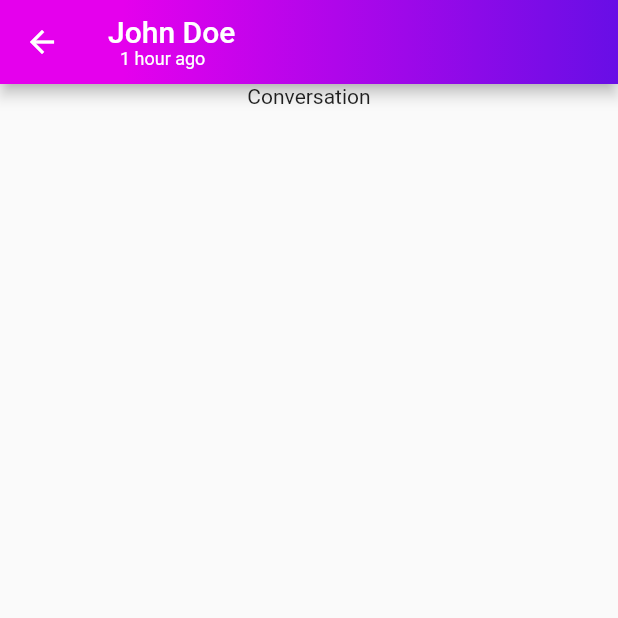
After one commit to ArthurDeveloper/whatspark, a Flutter app: the screen it shows after launch, after a tap on "Lorem", on a phone screen of 412 x 824 dp, the top half of it. The commit adds this screen. Run offline on Flutter 3.47's test engine with Material 2 defaults, Android fonts, the phone set to English and light mode, and no system bars.

Commit message:
feat: Added navigation + conversation page prototype

```diff
--- a/lib/widgets/contact.dart
+++ b/lib/widgets/contact.dart
@@ -1,4 +1,5 @@
 import 'package:flutter/material.dart';
+import 'screens/conversation.dart';
 
 class Contact extends StatelessWidget {
 	const Contact(this.name, this.email, this.phone, { Key? key }) : super(key: key);
@@ -22,6 +23,14 @@ class Contact extends StatelessWidget {
 				title: Text(name),
 				subtitle: Text(email),
 				trailing: Text(phone),
+				onTap: () {
+					Navigator.push(
+						context,
+						MaterialPageRoute(
+							builder: (context) => Conversation()
+						)
+					);
+				},
 			)
 		);
   	}
--- /dev/null
+++ b/lib/widgets/default_app_bar.dart
@@ -0,0 +1,25 @@
+import 'package:flutter/material.dart';
+import '../utilities/gradients.dart';
+
+AppBar defaultAppBar(String title, { String? subtitle }) {
+	return AppBar(
+		title: Column(
+			children: <Widget>[
+				Text(title),
+				if(subtitle != null)
+					Container(
+						margin: const EdgeInsets.only(right: 12),
+						child: Text(
+							subtitle,
+							style: const TextStyle(fontSize: 12, fontWeight: FontWeight.w400),
+						)
+					),
+			]
+		),
+		flexibleSpace: Container(
+			decoration: const BoxDecoration(
+				gradient: defaultGradient
+			)
+		)
+	);
+}
--- /dev/null
+++ b/lib/widgets/screens/conversation.dart
@@ -0,0 +1,29 @@
+import 'package:flutter/src/foundation/key.dart';
+import 'package:flutter/material.dart';
+import '../default_app_bar.dart';
+
+class Conversation extends StatefulWidget {
+	const Conversation({ Key? key }) : super(key: key);
+
+	@override
+	State<Conversation> createState() => _ConversationState();
+}
+
+class _ConversationState extends State<Conversation> {
+	String contactName = 'John Doe';
+	String lastTimeOnline = '1 hour ago';
+
+	@override
+	Widget build(BuildContext context) {
+		return Scaffold(
+			appBar: defaultAppBar(contactName, subtitle: lastTimeOnline),
+			body: Column(
+				children: const <Widget>[
+					Center(
+						child: Text('Conversation'),
+					)
+				],
+			),
+		);
+	}
+}
--- a/lib/widgets/screens/home.dart
+++ b/lib/widgets/screens/home.dart
@@ -1,6 +1,6 @@
 import 'package:flutter/material.dart';
-import '../../utilities/gradients.dart';
 import '../contact.dart';
+import '../default_app_bar.dart';
 
 class Home extends StatelessWidget {
 	Home({Key? key}) : super(key: key);
@@ -14,26 +14,19 @@ class Home extends StatelessWidget {
     const Contact('Lorem', 'ipsum@gmail.com', '1 (123) 456-7890'),
     const Contact('Lorem', 'ipsum@gmail.com', '1 (123) 456-7890'),
     const Contact('Lorem', 'ipsum@gmail.com', '1 (123) 456-7890'),
-	const Contact('Lorem', 'ipsum@gmail.com', '1 (123) 456-7890'),
-	const Contact('Lorem', 'ipsum@gmail.com', '1 (123) 456-7890'),
-	const Contact('Lorem', 'ipsum@gmail.com', '1 (123) 456-7890'),
+    const Contact('Lorem', 'ipsum@gmail.com', '1 (123) 456-7890'),
+    const Contact('Lorem', 'ipsum@gmail.com', '1 (123) 456-7890'),
+    const Contact('Lorem', 'ipsum@gmail.com', '1 (123) 456-7890'),
   ];
 
 	@override
 	Widget build(BuildContext context) {
 		return Scaffold(
-			appBar: AppBar(
-				title: const Text('WhatSpark'),
-				flexibleSpace: Container(
-					decoration: const BoxDecoration(
-						gradient: defaultGradient
-					)
-				)
-			),
+			appBar: defaultAppBar('WhatSpark'),
 			body: Center(
 				child: Column(
           			children: <Widget>[
-						Container(
+              			Container(
 							margin: const EdgeInsets.only(left: 15.0, top: 20.0, bottom: 20.0),
 							alignment: Alignment.topLeft,
 							child: const Text(
```
Lines whose indentation alone changed are shown as unchanged.
